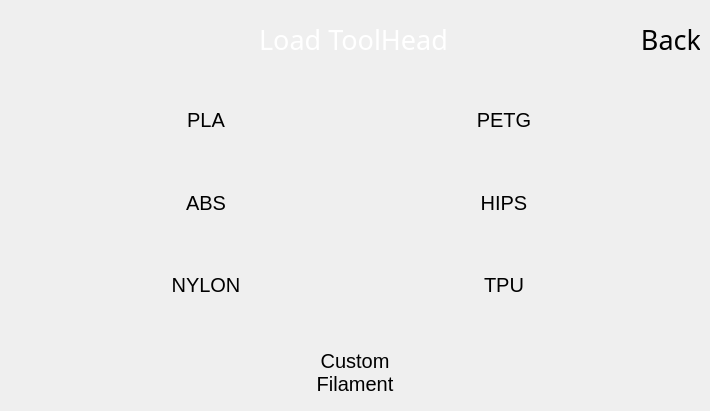
This is BlocksScreen/lib/ui/filamentStackedWidget.ui in BlocksTechnology/BlocksScreen as Qt 5 draws it before an edit. The edited form follows.
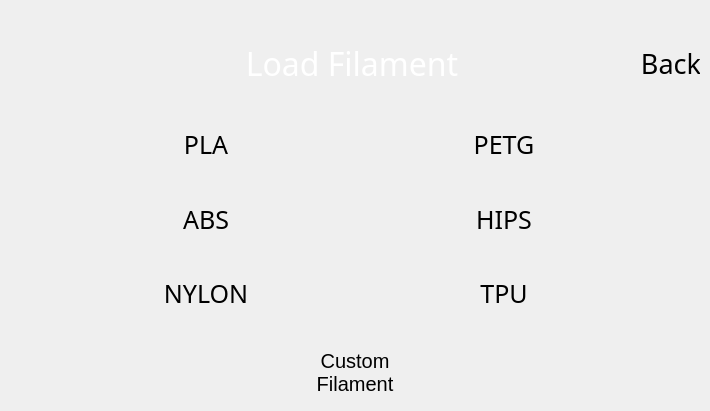
This is the edited form. The open tabs and pages were chosen to show the change. Custom widgets are drawn as their Qt base class.

Commit message: UPD: uniformed size ,fonts and position for the buttons

What changed in the file:
```diff
--- a/BlocksScreen/lib/ui/filamentStackedWidget.ui
+++ b/BlocksScreen/lib/ui/filamentStackedWidget.ui
@@ -554,6 +554,22 @@
     </size>
    </property>
    <layout class="QVBoxLayout" name="verticalLayout_2">
+    <item>
+     <spacer name="verticalSpacer_8">
+      <property name="orientation">
+       <enum>Qt::Vertical</enum>
+      </property>
+      <property name="sizeType">
+       <enum>QSizePolicy::Minimum</enum>
+      </property>
+      <property name="sizeHint" stdset="0">
+       <size>
+        <width>20</width>
+        <height>24</height>
+       </size>
+      </property>
+     </spacer>
+    </item>
     <item>
      <layout class="QHBoxLayout" name="load_page_header_layout">
       <item>
@@ -566,7 +582,7 @@
         </property>
         <property name="sizeHint" stdset="0">
          <size>
-          <width>250</width>
+          <width>60</width>
           <height>20</height>
          </size>
         </property>
@@ -583,14 +599,14 @@
         <property name="font">
          <font>
           <family>Momcake</family>
-          <pointsize>20</pointsize>
+          <pointsize>24</pointsize>
          </font>
         </property>
         <property name="styleSheet">
          <string notr="true">background: transparent; color: white;</string>
         </property>
         <property name="text">
-         <string>Load ToolHead</string>
+         <string>Load Filament</string>
         </property>
         <property name="alignment">
          <set>Qt::AlignCenter</set>
@@ -600,22 +616,6 @@
         </property>
        </widget>
       </item>
-      <item>
-       <spacer name="horizontalSpacer_2">
-        <property name="orientation">
-         <enum>Qt::Horizontal</enum>
-        </property>
-        <property name="sizeType">
-         <enum>QSizePolicy::Expanding</enum>
-        </property>
-        <property name="sizeHint" stdset="0">
-         <size>
-          <width>40</width>
-          <height>20</height>
-         </size>
-        </property>
-       </spacer>
-      </item>
       <item>
        <widget class="IconButton" name="load_header_back_button">
         <property name="sizePolicy">
@@ -733,8 +733,8 @@
         </property>
         <property name="font">
          <font>
-          <family>MS Shell Dlg 2</family>
-          <pointsize>15</pointsize>
+          <family>Momcake</family>
+          <pointsize>19</pointsize>
           <italic>false</italic>
           <stylestrategy>PreferAntialias</stylestrategy>
          </font>
@@ -796,8 +796,8 @@
         </property>
         <property name="font">
          <font>
-          <family>MS Shell Dlg 2</family>
-          <pointsize>15</pointsize>
+          <family>Momcake</family>
+          <pointsize>19</pointsize>
           <italic>false</italic>
           <stylestrategy>PreferAntialias</stylestrategy>
          </font>
@@ -859,8 +859,8 @@
         </property>
         <property name="font">
          <font>
-          <family>MS Shell Dlg 2</family>
-          <pointsize>15</pointsize>
+          <family>Momcake</family>
+          <pointsize>19</pointsize>
           <italic>false</italic>
           <stylestrategy>PreferAntialias</stylestrategy>
          </font>
@@ -922,8 +922,8 @@
         </property>
         <property name="font">
          <font>
-          <family>MS Shell Dlg 2</family>
-          <pointsize>15</pointsize>
+          <family>Momcake</family>
+          <pointsize>19</pointsize>
           <italic>false</italic>
           <stylestrategy>PreferAntialias</stylestrategy>
          </font>
@@ -985,8 +985,8 @@
         </property>
         <property name="font">
          <font>
-          <family>MS Shell Dlg 2</family>
-          <pointsize>15</pointsize>
+          <family>Momcake</family>
+          <pointsize>19</pointsize>
           <italic>false</italic>
           <stylestrategy>PreferAntialias</stylestrategy>
          </font>
@@ -1048,8 +1048,8 @@
         </property>
         <property name="font">
          <font>
-          <family>MS Shell Dlg 2</family>
-          <pointsize>15</pointsize>
+          <family>Momcake</family>
+          <pointsize>19</pointsize>
           <italic>false</italic>
           <stylestrategy>PreferAntialias</stylestrategy>
          </font>
@@ -1565,6 +1565,11 @@
   </widget>
  </widget>
  <customwidgets>
+  <customwidget>
+   <class>BlocksCustomButton</class>
+   <extends>QPushButton</extends>
+   <header location="global">lib.utils.blocks_button</header>
+  </customwidget>
   <customwidget>
    <class>IconButton</class>
    <extends>QPushButton</extends>
@@ -1576,11 +1581,6 @@
    <header location="global">lib.utils.blocks_frame</header>
    <container>1</container>
   </customwidget>
-  <customwidget>
-   <class>BlocksCustomButton</class>
-   <extends>QPushButton</extends>
-   <header location="global">lib.utils.blocks_button</header>
-  </customwidget>
  </customwidgets>
  <resources>
   <include location="resources/background_resources.qrc"/>
```
Left out of the diff: 50 changed lines with no effect on the pictures. The commit also changes 7 other files.
